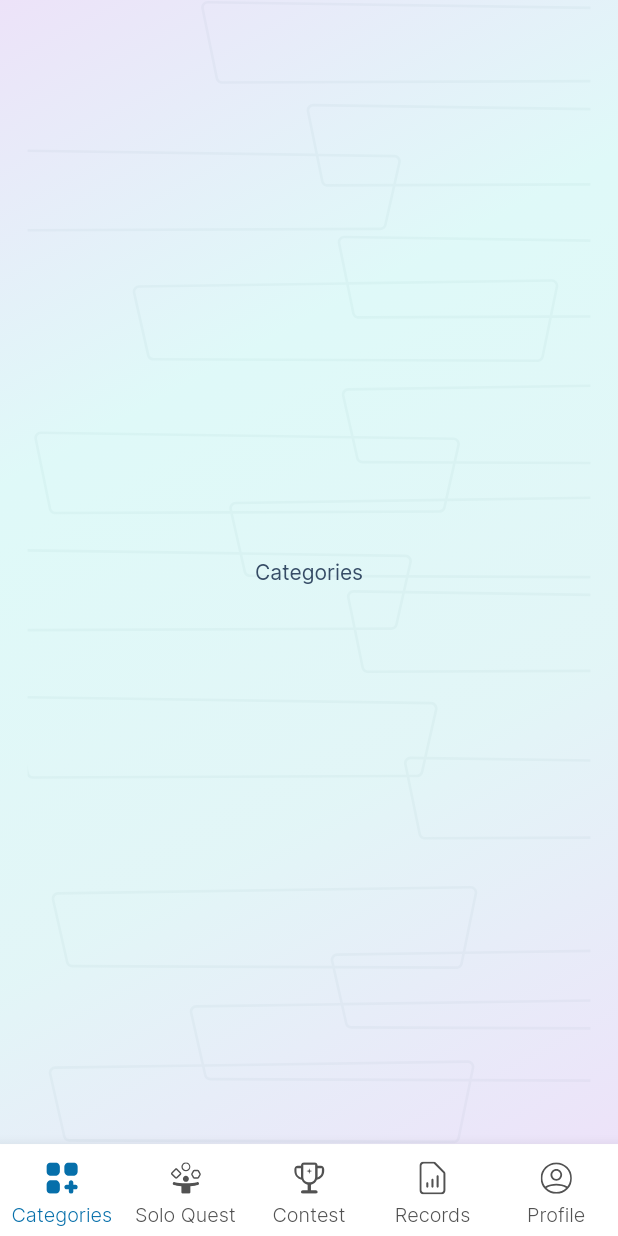
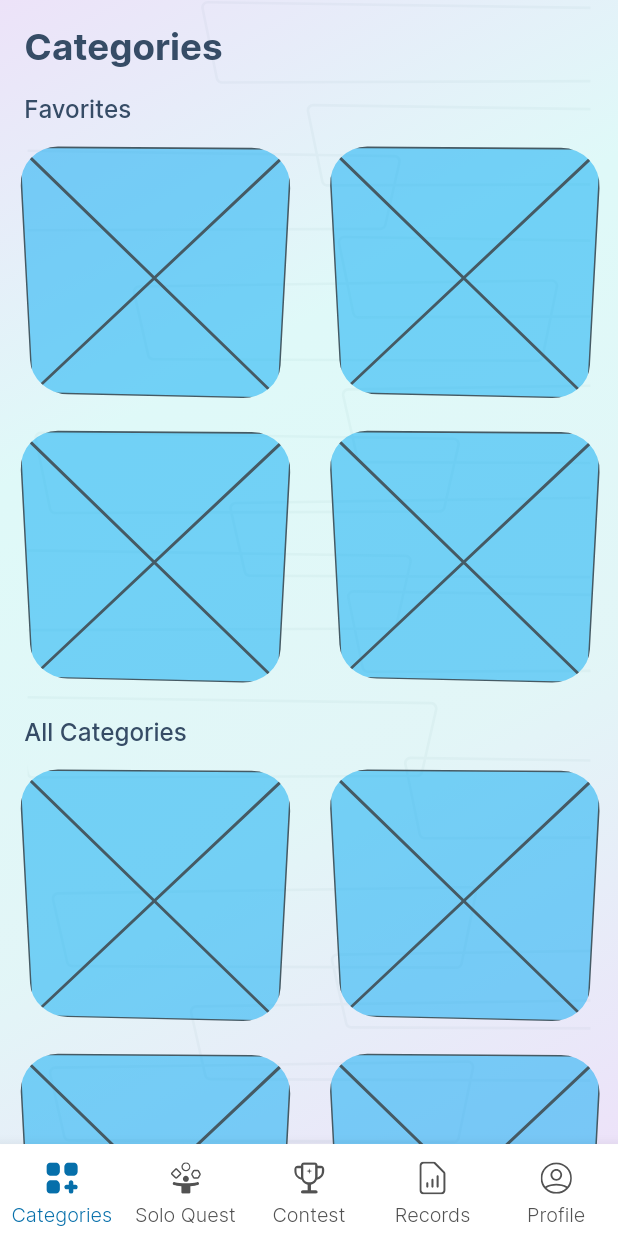
Before and after one commit to lappiahnuamah/Full-Android-Fastlane-Pipeline, a Flutter app: the CustomBottomNav screen opened directly, on a phone screen of 412 x 824 dp. Run offline on Flutter 3.47's test engine with Material 3 defaults, Android fonts, the phone set to English and light mode, and no system bars; drawn by our look-alikes of overlay_support; our stand-ins replace connectivity_plus, device_info_plus, dio, equatable, firebase_core, firebase_messaging and 9 more; missing offline and left inert: flame_audio, libphonenumber_plugin; accounts and stored records are empty; network calls fail; project files that could hold a hidden picture were left out.

Commit message:
category card init

```diff
--- a/lib/screens/bottom_nav/custom_bottom_nav.dart
+++ b/lib/screens/bottom_nav/custom_bottom_nav.dart
@@ -9,7 +9,6 @@ import 'package:savyminds/screens/game/game/components/game_background.dart';
 import 'package:savyminds/screens/profile/profile.dart';
 import 'package:savyminds/screens/records/records.dart';
 import 'package:savyminds/screens/solo_quest/solo_quest.dart';
-import 'package:savyminds/widgets/page_template.dart';
 
 class CustomBottomNav extends StatefulWidget {
   const CustomBottomNav({super.key, this.currentIndex = 0});
@@ -42,7 +41,8 @@ class _CustomBottomNavState extends State<CustomBottomNav> {
         body: Stack(
           children: [
             const GameBackground(),
-            IndexedStack(
+            SafeArea(
+              child: IndexedStack(
                 index: currentIndex,
                 children: const [
                   Categories(),
@@ -51,6 +51,7 @@ class _CustomBottomNavState extends State<CustomBottomNav> {
                   Records(),
                   Profile()
                 ],
+              ),
             ),
           ],
         ));
--- a/lib/screens/categories/categories.dart
+++ b/lib/screens/categories/categories.dart
@@ -1,4 +1,8 @@
 import 'package:flutter/material.dart';
+import 'package:savyminds/constants.dart';
+import 'package:savyminds/screens/categories/components/category_card.dart';
+import 'package:savyminds/utils/func.dart';
+import 'package:savyminds/widgets/custom_text.dart';
 
 class Categories extends StatefulWidget {
   const Categories({super.key});
@@ -10,8 +14,67 @@ class Categories extends StatefulWidget {
 class _CategoriesState extends State<Categories> {
   @override
   Widget build(BuildContext context) {
-    return const Center(
-      child: Text('Categories'),
+    Size size = MediaQuery.of(context).size;
+    return SingleChildScrollView(
+      child: Padding(
+        padding: EdgeInsets.all(d.pSH(16)),
+        child: Column(
+          crossAxisAlignment: CrossAxisAlignment.start,
+          children: [
+            CustomText(
+              label: 'Categories',
+              fontWeight: FontWeight.w700,
+              fontSize: getFontSize(24, size),
+            ),
+            SizedBox(height: d.pSH(16)),
+
+            //Favorite Categories
+            const CustomText(
+              label: 'Favorites',
+              fontWeight: FontWeight.w500,
+            ),
+            SizedBox(height: d.pSH(16)),
+            GridView(
+                physics: const NeverScrollableScrollPhysics(),
+                shrinkWrap: true,
+                gridDelegate: SliverGridDelegateWithFixedCrossAxisCount(
+                  crossAxisCount: 2,
+                  crossAxisSpacing: d.pSW(30),
+                  mainAxisSpacing: d.pSH(16),
+                ),
+                children: const [
+                  CategoryCard(),
+                  CategoryCard(),
+                  CategoryCard(),
+                  CategoryCard(),
+                ]),
+            SizedBox(height: d.pSH(16)),
+
+            /// All Categories
+            const CustomText(
+              label: 'All Categories',
+              fontWeight: FontWeight.w500,
+            ),
+            SizedBox(height: d.pSH(16)),
+            GridView(
+                physics: const NeverScrollableScrollPhysics(),
+                shrinkWrap: true,
+                gridDelegate: SliverGridDelegateWithFixedCrossAxisCount(
+                  crossAxisCount: 2,
+                  crossAxisSpacing: d.pSW(30),
+                  mainAxisSpacing: d.pSH(16),
+                ),
+                children: const [
+                  CategoryCard(),
+                  CategoryCard(),
+                  CategoryCard(),
+                  CategoryCard(),
+                  CategoryCard(),
+                  CategoryCard(),
+                ]),
+          ],
+        ),
+      ),
     );
   }
 }
--- /dev/null
+++ b/lib/screens/categories/components/category_card.dart
@@ -0,0 +1,31 @@
+import 'package:flutter/material.dart';
+import 'package:savyminds/constants.dart';
+
+class CategoryCard extends StatelessWidget {
+  const CategoryCard({super.key});
+
+  @override
+  Widget build(BuildContext context) {
+    return Transform(
+      alignment: Alignment.center,
+      transform: Matrix4.identity()
+        ..setEntry(3, 2, 0.002) // Adjust the perspective by changing this value
+        ..rotateX(0.3)
+        ..rotateY(0.05),
+      child: Container(
+        clipBehavior: Clip.antiAliasWithSaveLayer,
+        decoration: BoxDecoration(
+          borderRadius: BorderRadius.circular(d.pSH(25)),
+        ),
+        child: Stack(
+          children: [
+            Container(
+              color: Colors.lightBlue.withOpacity(0.5),
+              child: const Placeholder(),
+            ),
+          ],
+        ),
+      ),
+    );
+  }
+}
--- /dev/null
+++ b/lib/widgets/custom_text.dart
@@ -0,0 +1,52 @@
+import 'package:flutter/material.dart';
+import 'package:savyminds/utils/func.dart';
+
+class CustomText extends StatelessWidget {
+  const CustomText({
+    Key? key,
+    required this.label,
+    this.color,
+    this.maxLines,
+    this.fontSize = 16,
+    this.overflow = TextOverflow.visible,
+    this.textAlign,
+    this.shadows,
+    this.fontStyle,
+    this.letterSpacing,
+    this.height,
+    this.decoration,
+    this.fontWeight = FontWeight.w500,
+  }) : super(key: key);
+
+  final String label;
+  final Color? color;
+  final double fontSize;
+  final double? letterSpacing;
+  final TextOverflow? overflow;
+  final FontWeight? fontWeight;
+  final FontStyle? fontStyle;
+  final TextAlign? textAlign;
+  final int? maxLines;
+  final double? height;
+  final List<Shadow>? shadows;
+  final TextDecoration? decoration;
+  @override
+  Widget build(BuildContext context) {
+    Size size = MediaQuery.of(context).size;
+    return Text(
+      label,
+      overflow: overflow,
+      textAlign: textAlign,
+      maxLines: maxLines,
+      style: TextStyle(
+          fontSize: getFontSize(fontSize, size),
+          fontWeight: fontWeight,
+          color: color,
+          fontStyle: fontStyle,
+          height: height,
+          shadows: shadows,
+          letterSpacing: letterSpacing,
+          decoration: decoration),
+    );
+  }
+}
```
Also changed, not shown: assets/icons/math.svg (added). Lines whose indentation alone changed are shown as unchanged.
